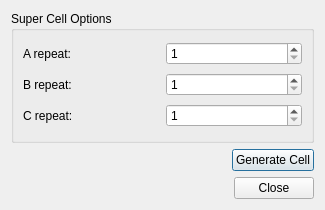
Qt form libavogadro/src/extensions/supercelldialog.ui (gladk/avogadro-debian) before a commit.
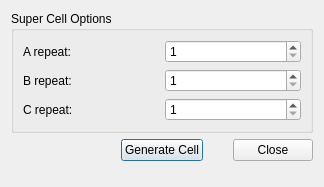
The same form after that commit.

```diff
--- a/libavogadro/src/extensions/supercelldialog.ui
+++ b/libavogadro/src/extensions/supercelldialog.ui
@@ -6,8 +6,8 @@
    <rect>
     <x>0</x>
     <y>0</y>
-    <width>325</width>
-    <height>210</height>
+    <width>324</width>
+    <height>187</height>
    </rect>
   </property>
   <property name="windowTitle">
@@ -15,8 +15,8 @@
   </property>
   <layout class="QVBoxLayout" name="verticalLayout_2">
    <item>
-    <layout class="QVBoxLayout" name="verticalLayout">
-     <item>
+    <layout class="QGridLayout" name="gridLayout">
+     <item row="0" column="0" colspan="3">
       <widget class="QGroupBox" name="groupBox">
        <property name="title">
         <string>Super Cell Options</string>
@@ -67,9 +67,7 @@
        </layout>
       </widget>
      </item>
-     <item>
-      <layout class="QHBoxLayout" name="horizontalLayout">
-       <item>
+     <item row="1" column="0">
         <spacer name="horizontalSpacer">
          <property name="orientation">
           <enum>Qt::Horizontal</enum>
@@ -82,17 +80,21 @@
          </property>
         </spacer>
        </item>
-       <item>
+     <item row="1" column="1">
         <widget class="QPushButton" name="generateCell">
          <property name="text">
           <string>Generate Cell</string>
          </property>
         </widget>
        </item>
-      </layout>
-     </item>
-     <item>
+     <item row="1" column="2">
       <widget class="QDialogButtonBox" name="buttonBox">
+       <property name="sizePolicy">
+        <sizepolicy hsizetype="Preferred" vsizetype="Fixed">
+         <horstretch>0</horstretch>
+         <verstretch>0</verstretch>
+        </sizepolicy>
+       </property>
        <property name="orientation">
         <enum>Qt::Horizontal</enum>
        </property>
@@ -103,6 +105,19 @@
      </item>
     </layout>
    </item>
+   <item>
+    <spacer name="verticalSpacer">
+     <property name="orientation">
+      <enum>Qt::Vertical</enum>
+     </property>
+     <property name="sizeHint" stdset="0">
+      <size>
+       <width>20</width>
+       <height>0</height>
+      </size>
+     </property>
+    </spacer>
+   </item>
   </layout>
  </widget>
  <resources/>
```
Lines whose indentation alone changed are shown as unchanged.
